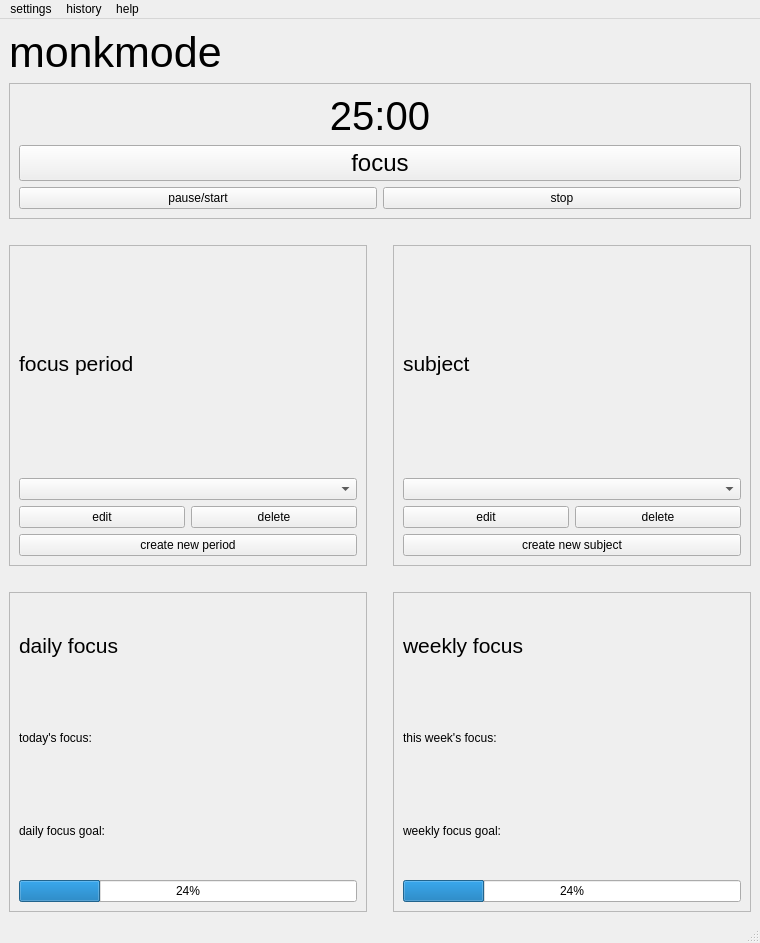
This is ui/mainwindow.ui in dop14/monkmode as Qt 5 draws it before an edit. The edited form follows.
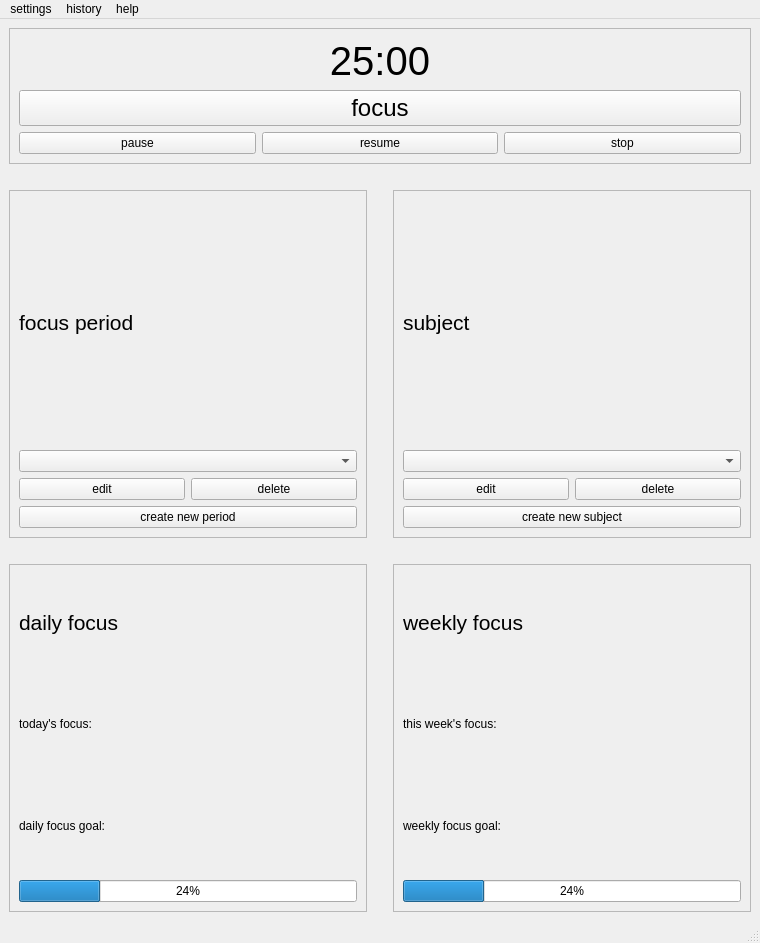
This is the edited form.

The edit to the form file:
```diff
--- a/ui/mainwindow.ui
+++ b/ui/mainwindow.ui
@@ -27,18 +27,6 @@
   </property>
   <widget class="QWidget" name="mainLayout">
    <layout class="QVBoxLayout" name="verticalLayout_4">
-    <item>
-     <widget class="QLabel" name="label">
-      <property name="font">
-       <font>
-        <pointsize>32</pointsize>
-       </font>
-      </property>
-      <property name="text">
-       <string>monkmode</string>
-      </property>
-     </widget>
-    </item>
     <item>
      <layout class="QVBoxLayout" name="verticalLayout_10">
       <item>
@@ -96,7 +84,14 @@
               </font>
              </property>
              <property name="text">
-              <string>pause/start</string>
+              <string>pause</string>
+             </property>
+            </widget>
+           </item>
+           <item>
+            <widget class="QPushButton" name="focus_resume_btn">
+             <property name="text">
+              <string>resume</string>
              </property>
             </widget>
            </item>
```
